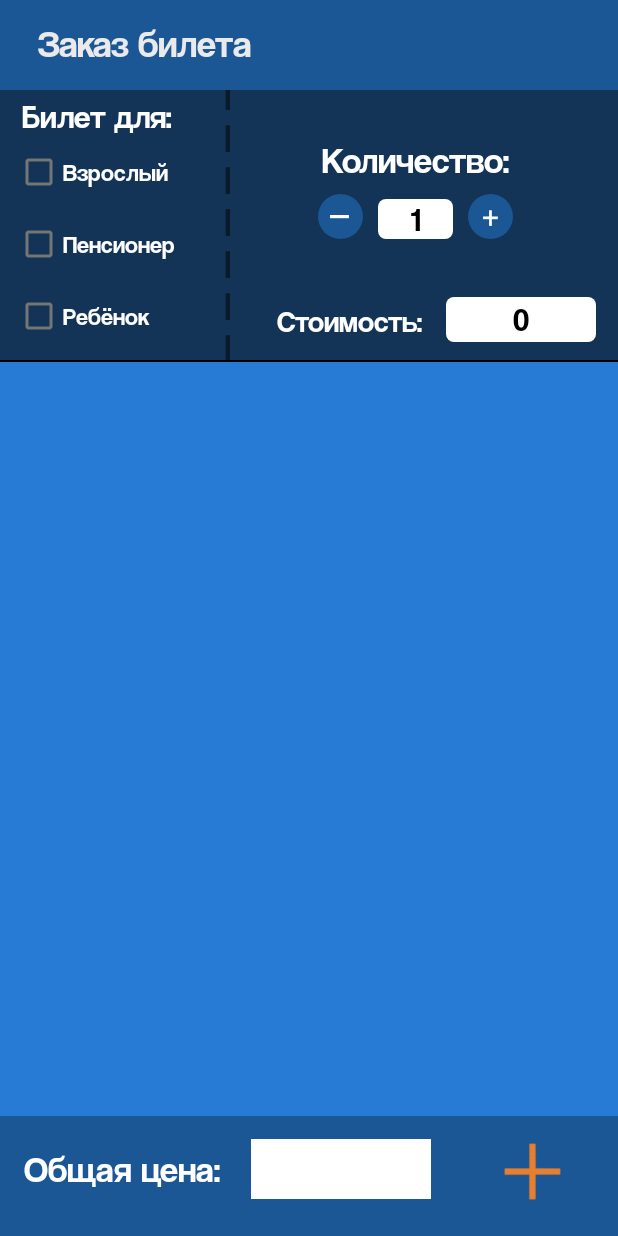
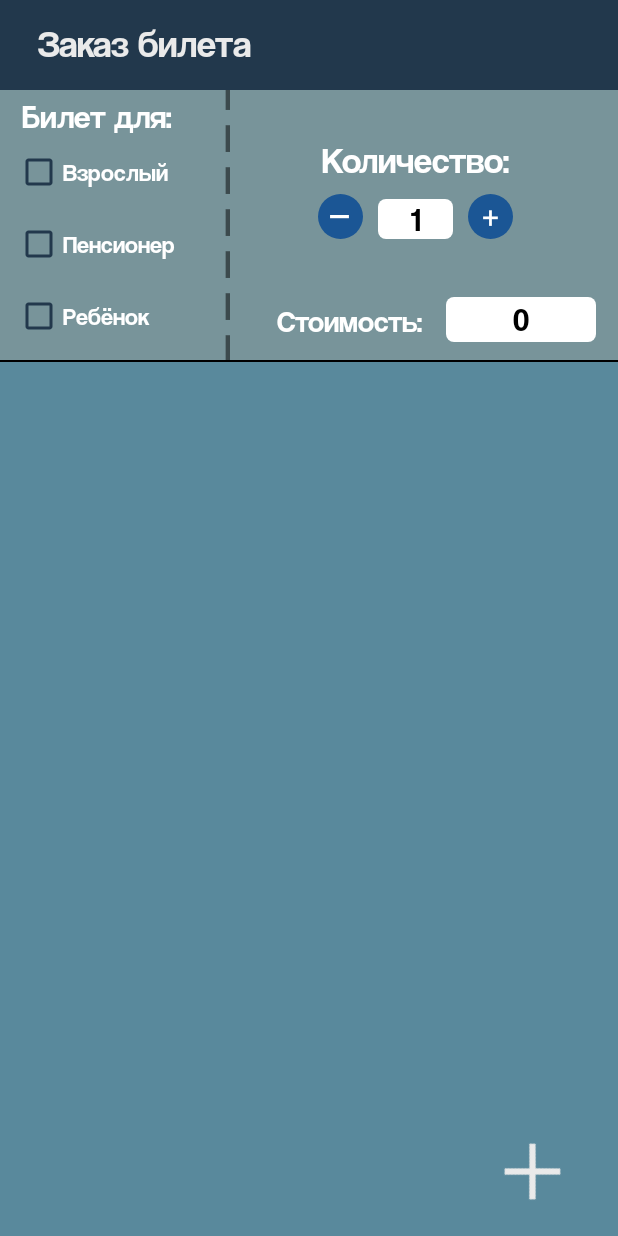
Before and after one commit to Kirialium/homework3, an Android app: the screen it shows after launch (MainActivity), after a tap on an icon or button, on a phone screen of 412 x 824 dp. Run offline under Robolectric (Android 15) with nearby library versions, the phone set to English and light mode, and no system bars.

Commit message:
complete without total cost

```diff
--- a/app/build.gradle
+++ b/app/build.gradle
@@ -3,12 +3,12 @@ plugins {
 }
 
 android {
-    compileSdk 32
+    compileSdk 33
 
     defaultConfig {
         applicationId "com.example.homework3"
         minSdk 21
-        targetSdk 32
+        targetSdk 33
         versionCode 1
         versionName "1.0"
 
--- a/app/src/main/java/com/example/homework3/MainActivity.java
+++ b/app/src/main/java/com/example/homework3/MainActivity.java
@@ -5,6 +5,8 @@ import androidx.fragment.app.Fragment;
 import androidx.fragment.app.FragmentTransaction;
 import android.os.Bundle;
 import android.view.View;
+import android.view.Window;
+import android.view.WindowManager;
 import android.widget.Button;
 import android.widget.TextView;
 
@@ -21,8 +23,8 @@ public class MainActivity extends AppCompatActivity{
         super.onCreate(savedInstanceState);
         setContentView(R.layout.activity_main);
         Objects.requireNonNull(this.getSupportActionBar()).hide();
+        setSystemBarsColor();
         fillVariables();
-
         addNewTicketBtn.setOnClickListener(new View.OnClickListener() {
             @Override
             public void onClick(View view) {
@@ -60,4 +62,12 @@ public class MainActivity extends AppCompatActivity{
         lineBehind1 = findViewById(R.id.line_behind_1);
         lineBehind2 = findViewById(R.id.line_behind_2);
     }
+
+    private void setSystemBarsColor() {
+        Window window = this.getWindow();
+        window.addFlags(WindowManager.LayoutParams.FLAG_DRAWS_SYSTEM_BAR_BACKGROUNDS);
+        window.clearFlags(WindowManager.LayoutParams.FLAG_TRANSLUCENT_STATUS);
+        window.setStatusBarColor(this.getResources().getColor(R.color.third_color));
+        getWindow().setNavigationBarColor(getResources().getColor(R.color.second_color));
+    }
 }
--- a/app/src/main/res/layout/activity_main.xml
+++ b/app/src/main/res/layout/activity_main.xml
@@ -4,22 +4,14 @@
     xmlns:tools="http://schemas.android.com/tools"
     android:layout_width="match_parent"
     android:layout_height="match_parent"
-    android:background="@color/blue"
+    android:background="@color/second_color"
     tools:context=".MainActivity">
-
-    <View
-        android:id="@+id/bottom_tool_bar"
-        android:layout_width="match_parent"
-        android:layout_height="80dp"
-        android:background="@color/dark_blue"
-        app:layout_constraintBottom_toBottomOf="parent"
-        tools:ignore="MissingConstraints" />
 
     <View
         android:id="@+id/tool_bar"
         android:layout_width="match_parent"
         android:layout_height="60dp"
-        android:background="@color/dark_blue"
+        android:background="@color/third_color"
         app:layout_constraintLeft_toLeftOf="parent"
         app:layout_constraintRight_toRightOf="parent"
         app:layout_constraintTop_toTopOf="parent"/>
@@ -81,19 +73,6 @@
         app:layout_constraintLeft_toLeftOf="parent"
         app:layout_constraintRight_toRightOf="parent" />
 
-    <TextView
-        android:id="@+id/total_cost_text"
-        android:layout_width="wrap_content"
-        android:layout_height="wrap_content"
-        android:layout_marginLeft="16dp"
-        android:layout_marginBottom="30dp"
-        android:fontFamily="@font/coolvetica"
-        android:text="Общая цена:"
-        android:textColor="@color/white"
-        android:textSize="24sp"
-        app:layout_constraintBottom_toBottomOf="parent"
-        app:layout_constraintLeft_toLeftOf="parent" />
-
     <androidx.appcompat.widget.AppCompatButton
         android:id="@+id/btn_new_ticket"
         android:layout_width="50dp"
@@ -101,20 +80,9 @@
         android:layout_marginEnd="32dp"
         android:layout_marginBottom="18dp"
         android:background="@drawable/ic_close"
-        android:backgroundTint="@color/orange"
+        android:backgroundTint="@color/dark_white"
         android:rotation="45"
         app:layout_constraintBottom_toBottomOf="parent"
         app:layout_constraintEnd_toEndOf="parent" />
 
-    <FrameLayout
-        android:id="@+id/total_cost_frame"
-        android:layout_width="120dp"
-        android:layout_height="40dp"
-        android:background="@color/white"
-        android:layout_marginStart="20dp"
-        android:layout_marginBottom="10dp"
-        app:layout_constraintLeft_toRightOf="@+id/total_cost_text"
-        app:layout_constraintBottom_toBottomOf="parent"
-        app:layout_constraintTop_toTopOf="@+id/bottom_tool_bar"/>
-
 </androidx.constraintlayout.widget.ConstraintLayout>
--- a/app/src/main/res/layout/fragment_ticket.xml
+++ b/app/src/main/res/layout/fragment_ticket.xml
@@ -3,9 +3,10 @@
     xmlns:tools="http://schemas.android.com/tools"
     android:layout_width="match_parent"
     android:layout_height="180dp"
-    android:background="@color/very_dark_blue"
+    android:background="@color/first_color"
     xmlns:app="http://schemas.android.com/apk/res-auto"
     tools:context=".TicketFragment">
+
 
     <TextView
         android:id="@+id/ticket_for"
@@ -29,6 +30,7 @@
         android:textColor="@color/white"
         android:fontFamily="@font/coolvetica"
         android:textSize="16sp"
+        android:buttonTint="@color/third_color"
         app:layout_constraintTop_toBottomOf="@+id/ticket_for"
         app:layout_constraintLeft_toLeftOf="parent" />
     <CheckBox
@@ -40,6 +42,7 @@
         android:textColor="@color/white"
         android:fontFamily="@font/coolvetica"
         android:textSize="16sp"
+        android:buttonTint="@color/third_color"
         app:layout_constraintTop_toBottomOf="@+id/adult_check_box"
         app:layout_constraintLeft_toLeftOf="parent" />
     <CheckBox
@@ -51,6 +54,7 @@
         android:textColor="@color/white"
         android:fontFamily="@font/coolvetica"
         android:textSize="16sp"
+        android:buttonTint="@color/third_color"
         app:layout_constraintTop_toBottomOf="@+id/retiree_check_box"
         app:layout_constraintLeft_toLeftOf="parent" />
     <TextView
--- a/app/src/main/res/values-night/themes.xml
+++ b/app/src/main/res/values-night/themes.xml
@@ -13,4 +13,11 @@
         <item name="android:statusBarColor" tools:targetApi="l">?attr/colorPrimaryVariant</item>
         <!-- Customize your theme here. -->
     </style>
+
+    <!--Splash theme -->
+    <style name="SplashScreen" parent="Theme.AppCompat.Light.NoActionBar">
+        <item name="android:textSize">15sp</item>
+        <item name="android:listPreferredItemHeightSmall">40dp</item>
+    </style>
+
 </resources>
--- a/app/src/main/res/values/colors.xml
+++ b/app/src/main/res/values/colors.xml
@@ -6,6 +6,7 @@
     <color name="teal_200">#FF03DAC5</color>
     <color name="teal_700">#FF018786</color>
     <color name="black">#FF000000</color>
+    <color name="gray_black">#292929</color>
     <color name="white">#FFFFFFFF</color>
     <color name="dark_white">#EAEAEA</color>
     <color name="blue">#287BD5</color>
@@ -14,5 +15,11 @@
     <color name="orange">#E87F2E</color>
     <color name="red">#D60E0E</color>
     <color name="green">#52D622</color>
+    <color name="splash_screen_top_bar">#78949A</color>
+    <color name="splash_screen_bottom_bar">#0C1621</color>
+
+    <color name="first_color">#78949A</color>
+    <color name="second_color">#59899C</color>
+    <color name="third_color">#22384C</color>
 
 </resources>
--- a/app/src/main/res/values/themes.xml
+++ b/app/src/main/res/values/themes.xml
@@ -13,4 +13,11 @@
         <item name="android:statusBarColor" tools:targetApi="l">?attr/colorPrimaryVariant</item>
         <!-- Customize your theme here. -->
     </style>
+
+    <!--Splash theme -->
+    <style name="SplashScreen" parent="Theme.AppCompat.Light.NoActionBar">
+        <item name="android:textSize">15sp</item>
+        <item name="android:listPreferredItemHeightSmall">40dp</item>
+    </style>
+
 </resources>
```
Also changed, not shown: app/src/main/AndroidManifest.xml (+9 -0 lines), app/src/main/java/com/example/homework3/SplashScreenActivity.java (added, +35 -0 lines), app/src/main/java/com/example/homework3/TicketFragment.java (+3 -11 lines), app/src/main/java/com/example/homework3/TotalCostFragment.java (deleted, +0 -22 lines), app/src/main/res/layout/activity_splash_screen.xml (added, +19 -0 lines), app/src/main/res/layout/fragment_total_cost.xml (deleted, +0 -26 lines), app/src/main/res/drawable/splash_screen.png (added).
